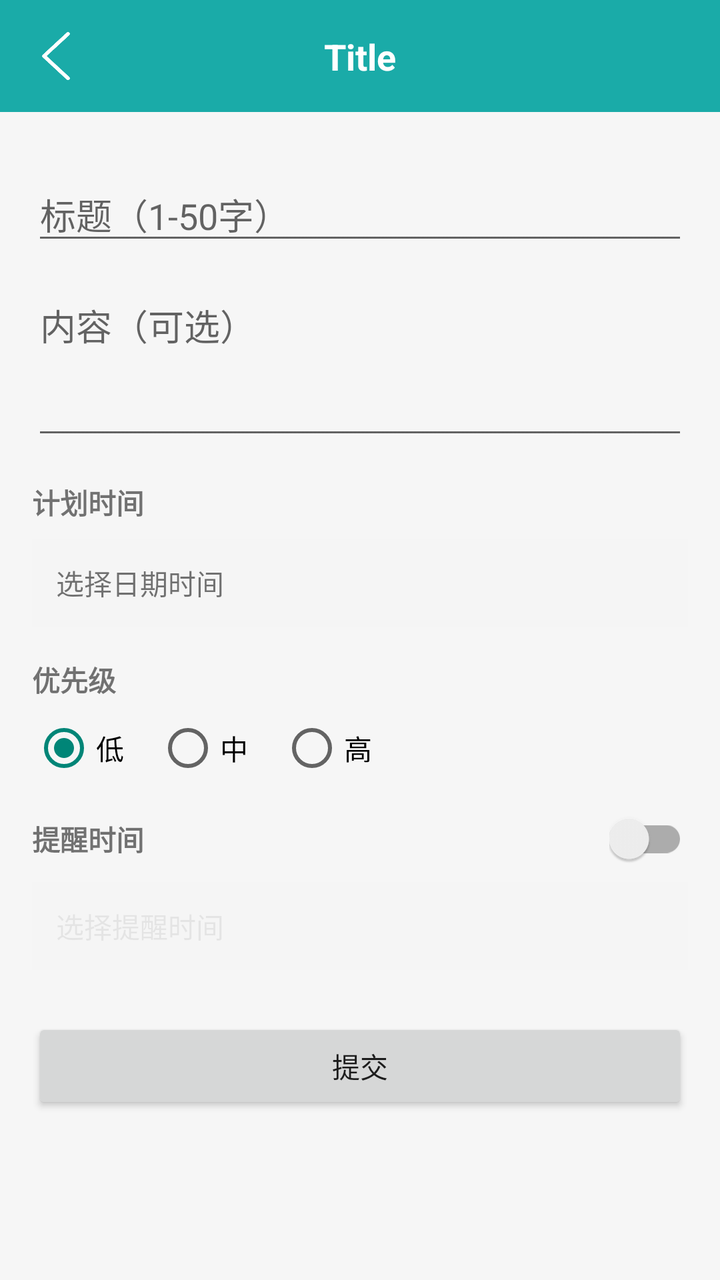
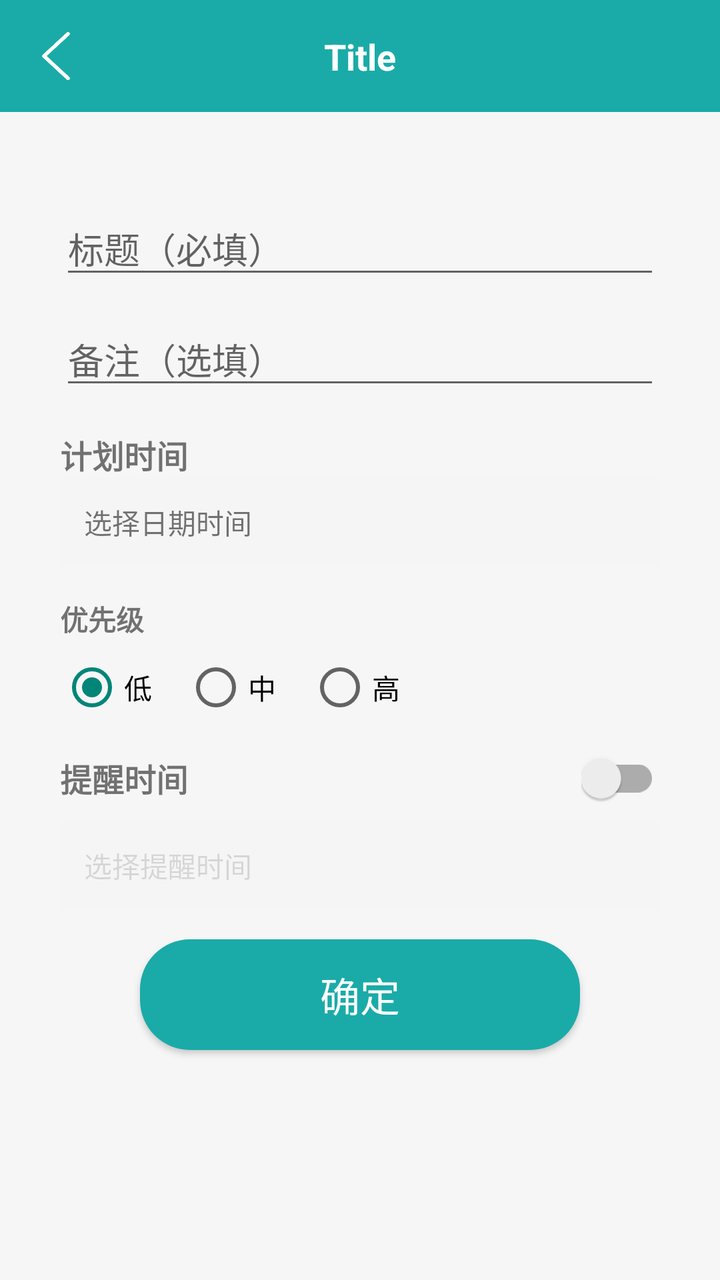

Before-and-after screenshots of an Android layout around one commit, followed by the original layout XML and the change that was made.
<!-- AndroidManifest.xml: application theme Theme.Note -->
<!-- res/layout/fragment_note_add_edit.xml -->
<?xml version="1.0" encoding="utf-8"?>
<layout xmlns:android="http://schemas.android.com/apk/res/android"
    xmlns:app="http://schemas.android.com/apk/res-auto">

    <LinearLayout
        android:layout_width="match_parent"
        android:layout_height="match_parent"
        android:orientation="vertical"
        android:background="@color/main_grey_bg">

        <include
            android:id="@+id/includeToolbar"
            layout="@layout/item_toolbar" />

        <androidx.core.widget.NestedScrollView
            android:layout_width="match_parent"
            android:layout_height="0dp"
            android:layout_weight="1"
            android:fillViewport="true">

            <LinearLayout
                android:layout_width="match_parent"
                android:layout_height="wrap_content"
                android:orientation="vertical"
                android:padding="16dp">

            <EditText
                android:id="@+id/etTitle"
                android:layout_width="match_parent"
                android:layout_height="wrap_content"
                android:layout_marginTop="12dp"
                android:hint="标题（1-50字）"
                android:maxLines="1" />

            <EditText
                android:id="@+id/etContent"
                android:layout_width="match_parent"
                android:layout_height="wrap_content"
                android:layout_marginTop="12dp"
                android:hint="内容（可选）"
                android:minLines="3"
                android:gravity="top"
                android:inputType="textMultiLine" />

            <TextView
                android:layout_width="wrap_content"
                android:layout_height="wrap_content"
                android:layout_marginTop="16dp"
                android:text="计划时间"
                android:textStyle="bold" />

            <TextView
                android:id="@+id/tvPlanTime"
                android:layout_width="match_parent"
                android:layout_height="44dp"
                android:layout_marginTop="8dp"
                android:background="#F5F5F5"
                android:gravity="center_vertical"
                android:paddingHorizontal="12dp"
                android:text="选择日期时间" />

            <TextView
                android:layout_width="wrap_content"
                android:layout_height="wrap_content"
                android:layout_marginTop="16dp"
                android:text="优先级"
                android:textStyle="bold" />

            <RadioGroup
                android:id="@+id/rgPriority"
                android:layout_width="match_parent"
                android:layout_height="wrap_content"
                android:layout_marginTop="8dp"
                android:orientation="horizontal">

                <RadioButton
                    android:id="@+id/rbP1"
                    android:layout_width="wrap_content"
                    android:layout_height="wrap_content"
                    android:text="低"
                    android:checked="true" />

                <RadioButton
                    android:id="@+id/rbP2"
                    android:layout_width="wrap_content"
                    android:layout_height="wrap_content"
                    android:layout_marginStart="16dp"
                    android:text="中" />

                <RadioButton
                    android:id="@+id/rbP3"
                    android:layout_width="wrap_content"
                    android:layout_height="wrap_content"
                    android:layout_marginStart="16dp"
                    android:text="高" />
            </RadioGroup>

            <LinearLayout
                android:layout_width="match_parent"
                android:layout_height="wrap_content"
                android:layout_marginTop="16dp"
                android:gravity="center_vertical"
                android:orientation="horizontal">

                <TextView
                    android:layout_width="0dp"
                    android:layout_height="wrap_content"
                    android:layout_weight="1"
                    android:text="提醒时间"
                    android:textStyle="bold" />

                <androidx.appcompat.widget.SwitchCompat
                    android:id="@+id/swRemind"
                    android:layout_width="wrap_content"
                    android:layout_height="wrap_content" />
            </LinearLayout>

            <TextView
                android:id="@+id/tvRemindTime"
                android:layout_width="match_parent"
                android:layout_height="44dp"
                android:layout_marginTop="8dp"
                android:background="#F5F5F5"
                android:gravity="center_vertical"
                android:paddingHorizontal="12dp"
                android:text="选择提醒时间"
                android:enabled="false"
                android:alpha="0.5" />

            <Button
                android:id="@+id/btnSubmit"
                android:layout_width="match_parent"
                android:layout_height="48dp"
                android:layout_marginTop="24dp"
                android:text="提交" />

            </LinearLayout>
        </androidx.core.widget.NestedScrollView>

    </LinearLayout>
</layout>
<!-- res/layout/item_toolbar.xml (included above) -->
<?xml version="1.0" encoding="utf-8"?>
<LinearLayout
    xmlns:android="http://schemas.android.com/apk/res/android"
    xmlns:app="http://schemas.android.com/apk/res-auto"
    android:layout_width="match_parent"
    android:layout_height="wrap_content"
    android:orientation="vertical"
    android:background="?attr/colorPrimary">

    
    <View
        android:id="@+id/statusBarSpacer"
        android:layout_width="match_parent"
        android:layout_height="0dp" />

    
    <androidx.constraintlayout.widget.ConstraintLayout
        android:layout_width="match_parent"
        android:layout_height="56dp"
        android:background="@color/main_color">

        <ImageView
            android:id="@+id/ivBack"
            android:layout_width="40dp"
            android:layout_height="40dp"
            android:layout_marginStart="8dp"
            android:padding="8dp"
            android:src="@drawable/ic_back"
            app:layout_constraintBottom_toBottomOf="parent"
            app:layout_constraintStart_toStartOf="parent"
            app:layout_constraintTop_toTopOf="parent"/>

        <TextView
            android:id="@+id/tvTitle"
            android:layout_width="0dp"
            android:layout_height="wrap_content"
            android:ellipsize="end"
            android:gravity="center"
            android:maxLines="1"
            android:text="Title"
            android:textColor="@android:color/white"
            android:textSize="18sp"
            android:textStyle="bold"
            android:layout_marginStart="56dp"
            android:layout_marginEnd="56dp"
            app:layout_constraintBottom_toBottomOf="@id/ivBack"
            app:layout_constraintEnd_toEndOf="parent"
            app:layout_constraintStart_toStartOf="parent"
            app:layout_constraintTop_toTopOf="@id/ivBack"/>
    </androidx.constraintlayout.widget.ConstraintLayout>

</LinearLayout>
<!-- resources referenced by this layout -->
<resources>
  <color name="main_color">#1AABA8</color>
  <color name="main_grey_bg">#f6f6f6</color>
  <!-- drawable ic_back: png bitmap (drawable, 2843 bytes) -->
  <style name="Theme.Note" parent="Theme.AppCompat.Light.NoActionBar" />
</resources>

<!-- the commit's change to res/layout/fragment_note_add_edit.xml (unified diff, before → after) -->
@@ -16,20 +16,20 @@
             android:layout_width="match_parent"
             android:layout_height="0dp"
             android:layout_weight="1"
-            android:fillViewport="true">
+            android:fillViewport="true"
+            android:padding="30dp">
 
             <LinearLayout
                 android:layout_width="match_parent"
                 android:layout_height="wrap_content"
-                android:orientation="vertical"
-                android:padding="16dp">
+                android:orientation="vertical">
 
             <EditText
                 android:id="@+id/etTitle"
                 android:layout_width="match_parent"
                 android:layout_height="wrap_content"
-                android:layout_marginTop="12dp"
-                android:hint="标题（1-50字）"
+                android:layout_marginTop="15dp"
+                android:hint="标题（必填）"
                 android:maxLines="1" />
 
             <EditText
@@ -37,9 +37,8 @@
                 android:layout_width="match_parent"
                 android:layout_height="wrap_content"
                 android:layout_marginTop="12dp"
-                android:hint="内容（可选）"
-                android:minLines="3"
-                android:gravity="top"
+                android:hint="备注（选填）"
+                android:minLines="1"
                 android:inputType="textMultiLine" />
 
             <TextView
@@ -47,13 +46,13 @@
                 android:layout_height="wrap_content"
                 android:layout_marginTop="16dp"
                 android:text="计划时间"
+                android:textSize="16sp"
                 android:textStyle="bold" />
 
             <TextView
                 android:id="@+id/tvPlanTime"
                 android:layout_width="match_parent"
                 android:layout_height="44dp"
-                android:layout_marginTop="8dp"
                 android:background="#F5F5F5"
                 android:gravity="center_vertical"
                 android:paddingHorizontal="12dp"
@@ -107,6 +106,7 @@
                     android:layout_height="wrap_content"
                     android:layout_weight="1"
                     android:text="提醒时间"
+                    android:textSize="16sp"
                     android:textStyle="bold" />
 
                 <androidx.appcompat.widget.SwitchCompat
@@ -125,14 +125,23 @@
                 android:paddingHorizontal="12dp"
                 android:text="选择提醒时间"
                 android:enabled="false"
-                android:alpha="0.5" />
-
-            <Button
-                android:id="@+id/btnSubmit"
-                android:layout_width="match_parent"
-                android:layout_height="48dp"
-                android:layout_marginTop="24dp"
-                android:text="提交" />
+                android:alpha="0.9" />
+
+                <Button
+                    android:id="@+id/btnSubmit"
+                    android:layout_width="match_parent"
+                    android:layout_height="wrap_content"
+                    android:gravity="center"
+                    android:text="确定"
+                    android:textColor="@color/white"
+                    android:textSize="20sp"
+                    android:background="@drawable/bg_button"
+                    android:paddingVertical="13dp"
+                    android:layout_marginHorizontal="40dp"
+                    android:layout_marginTop="15dp"
+                    app:layout_constraintEnd_toEndOf="parent"
+                    app:layout_constraintStart_toStartOf="parent"
+                    app:layout_constraintTop_toBottomOf="@id/linearInputs" />
 
             </LinearLayout>
         </androidx.core.widget.NestedScrollView>
<!-- resource entries referenced after the edit -->
@@ -2,6 +2,15 @@
 <resources>
   <color name="main_color">#1AABA8</color>
   <color name="main_grey_bg">#f6f6f6</color>
+  <color name="white">#FFFFFF</color>
+  <!-- drawable bg_button (drawable) -->
+  <?xml version="1.0" encoding="utf-8"?>
+  <shape xmlns:android="http://schemas.android.com/apk/res/android">
+  
+      <corners android:radius="25dp"/>
+  
+      <solid android:color="@color/main_color"/>
+  </shape>
   <!-- drawable ic_back: png bitmap (drawable, 2843 bytes) -->
   <style name="Theme.Note" parent="Theme.AppCompat.Light.NoActionBar" />
 </resources>
